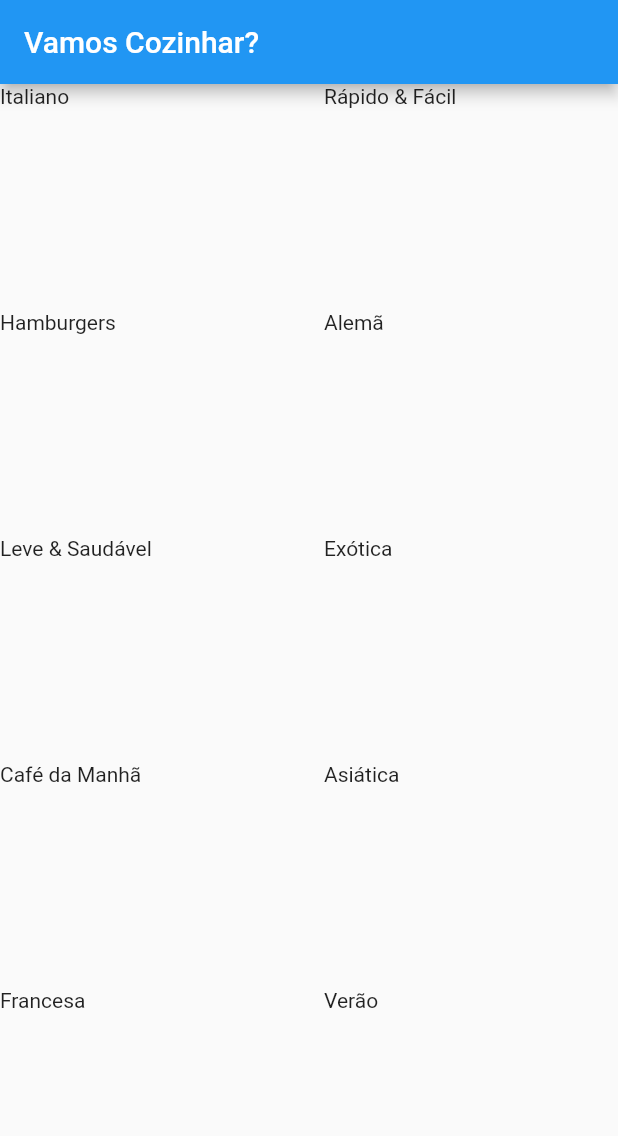
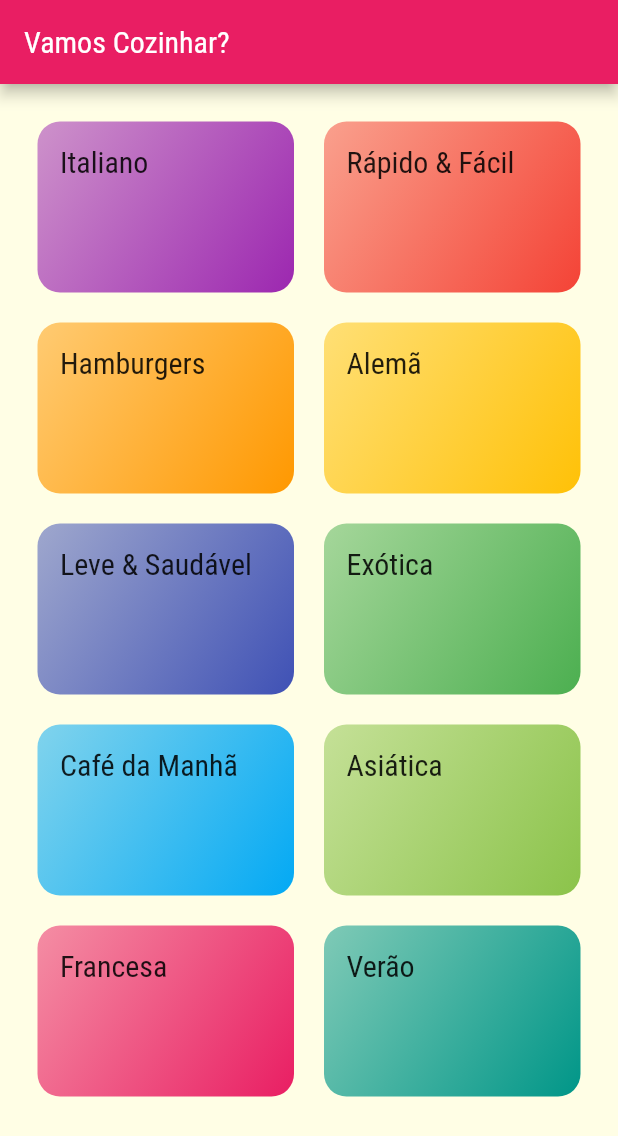
Before and after one commit to tbmmarques/Flutter-10-Receitas_Marotas, a Flutter app: the screen it shows after launch, on a phone screen of 412 x 824 dp. Shown: the top 1136 px of the screen. Run offline on Flutter 3.47's test engine with Material 2 defaults, Android fonts, the phone set to English and light mode, and no system bars.

Commit message:
tema_e_estilo

```diff
--- a/lib/components/category_item.dart
+++ b/lib/components/category_item.dart
@@ -10,7 +10,22 @@ class CategoryItem extends StatelessWidget {
   @override
   Widget build(BuildContext context) {
     return Container(
-      child: Text(category.title),
+      padding: const EdgeInsets.all(15),
+      child: Text(
+        category.title,
+        style: Theme.of(context).textTheme.headline6,
+      ),
+      decoration: BoxDecoration(
+        borderRadius: BorderRadius.circular(15),
+        gradient: LinearGradient(
+          colors: [
+            category.color.withOpacity(0.5),
+            category.color,
+          ],
+          begin: Alignment.topLeft,
+          end: Alignment.bottomRight,
+        ),
+      ),
     );
   }
 }
--- a/lib/main.dart
+++ b/lib/main.dart
@@ -10,7 +10,16 @@ class MyApp extends StatelessWidget {
     return MaterialApp(
       title: 'Vamos Cozinhar?',
       theme: ThemeData(
-        primarySwatch: Colors.blue,
+        primarySwatch: Colors.pink,
+        accentColor: Colors.amber,
+        fontFamily: 'Raleway',
+        canvasColor: Color.fromRGBO(255, 254, 229, 1),
+        textTheme: ThemeData.light().textTheme.copyWith(
+              headline6: TextStyle(
+                fontSize: 20,
+                fontFamily: 'RobotoCondensed',
+              ),
+            ),
       ),
       home: CategoriesScreen(),
     );
--- a/lib/screens/categories_screen.dart
+++ b/lib/screens/categories_screen.dart
@@ -11,6 +11,7 @@ class CategoriesScreen extends StatelessWidget {
         title: Text('Vamos Cozinhar?'),
       ),
       body: GridView(
+        padding: const EdgeInsets.all(25),
         gridDelegate: SliverGridDelegateWithMaxCrossAxisExtent(
           maxCrossAxisExtent: 200,
           childAspectRatio: 3 / 2,
```
Also changed, not shown: pubspec.yaml (+21 -25 lines), assets/fonts/Raleway-Black.ttf (added), assets/fonts/Raleway-Bold.ttf (added), assets/fonts/Raleway-Regular.ttf (added), assets/fonts/RobotoCondensed-Bold.ttf (added), assets/fonts/RobotoCondensed-Italic.ttf (added), assets/fonts/RobotoCondensed-Light.ttf (added), assets/fonts/RobotoCondensed-Regular.ttf (added), pubspec.lock.
